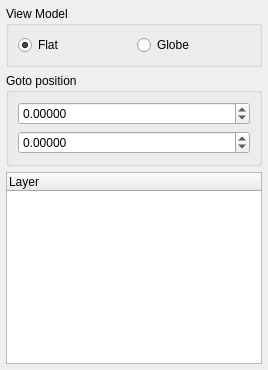
Before: the Qt Designer form programs/gaia/ControlWidget.ui in AMDmi3/gaia-legacy, drawn with Qt 5.
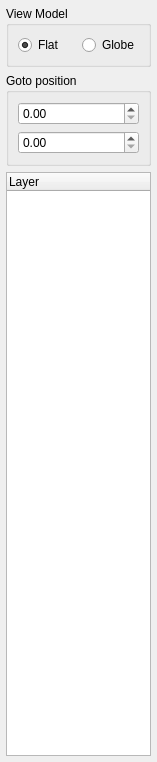
After: the same form once the commit is applied. Custom widgets are drawn as their Qt base class.

Commit message: Improve goto coord widgets

Diff of the .ui file:
```diff
--- a/programs/gaia/ControlWidget.ui
+++ b/programs/gaia/ControlWidget.ui
@@ -1,6 +1,14 @@
 <ui version="4.0" >
  <class>ControlWidget</class>
  <widget class="QWidget" name="ControlWidget" >
+  <property name="geometry" >
+   <rect>
+    <x>0</x>
+    <y>0</y>
+    <width>157</width>
+    <height>762</height>
+   </rect>
+  </property>
   <property name="windowTitle" >
    <string>Control Widget</string>
   </property>
@@ -59,36 +67,10 @@
        <number>6</number>
       </property>
       <item>
-       <widget class="QDoubleSpinBox" name="m_XPosSpinbox" >
-        <property name="decimals" >
-         <number>5</number>
-        </property>
-        <property name="maximum" >
-         <double>180.000000000000000</double>
-        </property>
-        <property name="minimum" >
-         <double>-180.000000000000000</double>
-        </property>
-        <property name="singleStep" >
-         <double>0.010000000000000</double>
-        </property>
-       </widget>
+       <widget class="gaia::LongitudeSpinbox" name="m_XPosSpinbox" />
       </item>
       <item>
-       <widget class="QDoubleSpinBox" name="m_YPosSpinbox" >
-        <property name="decimals" >
-         <number>5</number>
-        </property>
-        <property name="maximum" >
-         <double>90.000000000000000</double>
-        </property>
-        <property name="minimum" >
-         <double>-90.000000000000000</double>
-        </property>
-        <property name="singleStep" >
-         <double>0.010000000000000</double>
-        </property>
-       </widget>
+       <widget class="gaia::LatitudeSpinbox" name="m_YPosSpinbox" />
       </item>
      </layout>
     </widget>
@@ -118,6 +100,20 @@
    </item>
   </layout>
  </widget>
+ <customwidgets>
+  <customwidget>
+   <class>gaia::LatitudeSpinbox</class>
+   <extends>QDoubleSpinBox</extends>
+   <header>GeoCoordSpinbox.h</header>
+   <container>1</container>
+  </customwidget>
+  <customwidget>
+   <class>gaia::LongitudeSpinbox</class>
+   <extends>QDoubleSpinBox</extends>
+   <header>GeoCoordSpinbox.h</header>
+   <container>1</container>
+  </customwidget>
+ </customwidgets>
  <resources/>
  <connections/>
 </ui>
```
Left out of the diff: 2 changed lines with no effect on the pictures. The commit also changes 3 other files.
